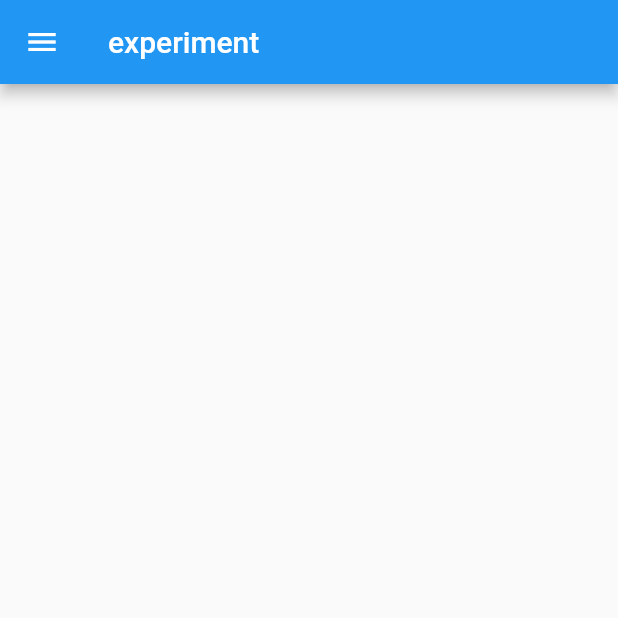
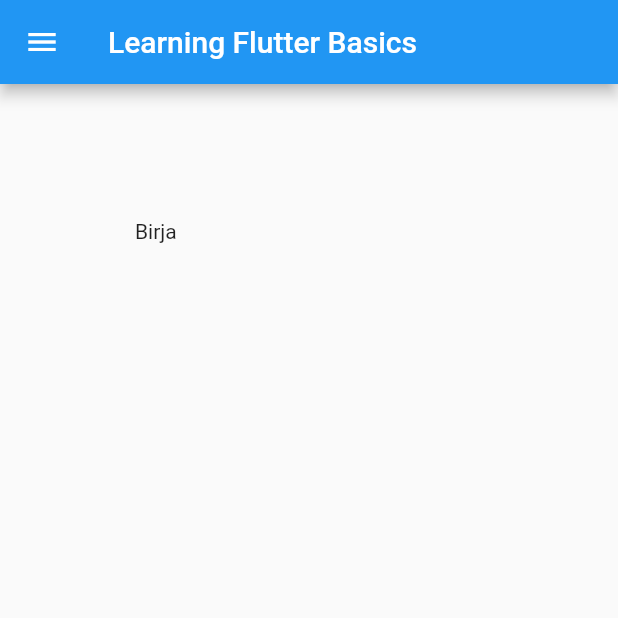
Before and after one commit to birajsubedi/learning-flutter, a Flutter app: the screen it shows after launch, on a phone screen of 412 x 824 dp, the top half of it. Run offline on Flutter 3.47's test engine with Material 2 defaults, Android fonts, the phone set to English and light mode, and no system bars.

Commit message:
Container and padding

```diff
--- a/LearningFlutter/lib/main.dart
+++ b/LearningFlutter/lib/main.dart
@@ -14,7 +14,12 @@ class Home extends StatelessWidget {
         child: Text('hello'),
       ),
       appBar: AppBar(
-        title: Text('experiment'),
+        title: Text('Learning Flutter Basics'),
+      ),
+      body: Container(
+        padding: EdgeInsets.all(90),
+        color: Colors.blue[250],
+        child: Text('Birja'),
       ),
     );
   }
```
